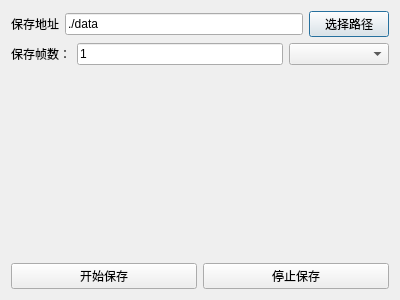
1500136508/AngstrongDemo, file AngstrongDemo/savedata.ui: the form before one commit.
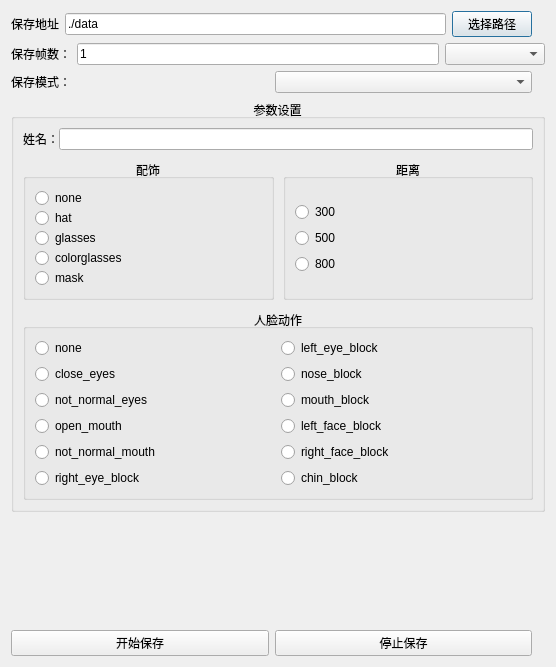
The form after the commit.

Diff of the .ui file:
```diff
--- a/AngstrongDemo/savedata.ui
+++ b/AngstrongDemo/savedata.ui
@@ -6,14 +6,14 @@
    <rect>
     <x>0</x>
     <y>0</y>
-    <width>400</width>
-    <height>300</height>
+    <width>556</width>
+    <height>667</height>
    </rect>
   </property>
   <property name="windowTitle">
    <string>Dialog</string>
   </property>
-  <layout class="QGridLayout" name="gridLayout">
+  <layout class="QGridLayout" name="gridLayout_6">
    <item row="0" column="0">
     <layout class="QHBoxLayout" name="horizontalLayout">
      <item>
@@ -39,25 +39,7 @@
      </item>
     </layout>
    </item>
-   <item row="3" column="0">
-    <layout class="QHBoxLayout" name="horizontalLayout_3">
-     <item>
-      <widget class="QPushButton" name="m_btn_start">
-       <property name="text">
-        <string>开始保存</string>
-       </property>
-      </widget>
-     </item>
-     <item>
-      <widget class="QPushButton" name="m_btn_stop">
-       <property name="text">
-        <string>停止保存</string>
-       </property>
-      </widget>
-     </item>
-    </layout>
-   </item>
-   <item row="1" column="0">
+   <item row="1" column="0" colspan="2">
     <layout class="QHBoxLayout" name="horizontalLayout_2">
      <item>
       <widget class="QLabel" name="label_3">
@@ -92,12 +74,307 @@
     </layout>
    </item>
    <item row="2" column="0">
+    <layout class="QGridLayout" name="gridLayout_5">
+     <item row="0" column="0">
+      <widget class="QLabel" name="m_label_save_mode_title">
+       <property name="text">
+        <string>保存模式：</string>
+       </property>
+      </widget>
+     </item>
+     <item row="0" column="1">
+      <widget class="QComboBox" name="m_combo_save_mode"/>
+     </item>
+    </layout>
+   </item>
+   <item row="3" column="0" colspan="2">
+    <widget class="QGroupBox" name="m_groupBox_parameter">
+     <property name="title">
+      <string>参数设置</string>
+     </property>
+     <property name="alignment">
+      <set>Qt::AlignCenter</set>
+     </property>
+     <layout class="QGridLayout" name="gridLayout" rowstretch="0" columnstretch="0" rowminimumheight="0">
+      <property name="leftMargin">
+       <number>9</number>
+      </property>
+      <property name="topMargin">
+       <number>9</number>
+      </property>
+      <property name="rightMargin">
+       <number>9</number>
+      </property>
+      <property name="bottomMargin">
+       <number>9</number>
+      </property>
+      <property name="spacing">
+       <number>9</number>
+      </property>
+      <item row="0" column="0">
+       <layout class="QVBoxLayout" name="verticalLayout_5">
+        <item>
+         <layout class="QHBoxLayout" name="horizontalLayout_5">
+          <property name="spacing">
+           <number>0</number>
+          </property>
+          <property name="sizeConstraint">
+           <enum>QLayout::SetDefaultConstraint</enum>
+          </property>
+          <item>
+           <widget class="QLabel" name="m_lab_name_title">
+            <property name="text">
+             <string>姓名：</string>
+            </property>
+           </widget>
+          </item>
+          <item>
+           <widget class="QLineEdit" name="m_lineEdit_name"/>
+          </item>
+         </layout>
+        </item>
+        <item>
+         <layout class="QHBoxLayout" name="horizontalLayout_6">
+          <item>
+           <widget class="QGroupBox" name="m_groupBox_accessory">
+            <property name="title">
+             <string>配饰</string>
+            </property>
+            <property name="alignment">
+             <set>Qt::AlignCenter</set>
+            </property>
+            <layout class="QGridLayout" name="gridLayout_4">
+             <item row="0" column="0">
+              <layout class="QVBoxLayout" name="verticalLayout_3">
+               <property name="spacing">
+                <number>0</number>
+               </property>
+               <item>
+                <widget class="QRadioButton" name="m_rbtn_acc_none">
+                 <property name="text">
+                  <string>none</string>
+                 </property>
+                </widget>
+               </item>
+               <item>
+                <widget class="QRadioButton" name="m_rbtn_acc_hat">
+                 <property name="text">
+                  <string>hat</string>
+                 </property>
+                </widget>
+               </item>
+               <item>
+                <widget class="QRadioButton" name="m_rbtn_acc_glasses">
+                 <property name="text">
+                  <string>glasses</string>
+                 </property>
+                </widget>
+               </item>
+               <item>
+                <widget class="QRadioButton" name="m_rbtn_acc_colorglasses">
+                 <property name="text">
+                  <string>colorglasses</string>
+                 </property>
+                </widget>
+               </item>
+               <item>
+                <widget class="QRadioButton" name="m_rbtn_acc_mask">
+                 <property name="text">
+                  <string>mask </string>
+                 </property>
+                </widget>
+               </item>
+              </layout>
+             </item>
+            </layout>
+           </widget>
+          </item>
+          <item>
+           <widget class="QGroupBox" name="m_groupBox_distance">
+            <property name="title">
+             <string>距离</string>
+            </property>
+            <property name="alignment">
+             <set>Qt::AlignCenter</set>
+            </property>
+            <layout class="QGridLayout" name="gridLayout_2">
+             <item row="0" column="0">
+              <layout class="QVBoxLayout" name="verticalLayout_4">
+               <property name="sizeConstraint">
+                <enum>QLayout::SetFixedSize</enum>
+               </property>
+               <item>
+                <widget class="QRadioButton" name="m_rbtn_distance_300">
+                 <property name="text">
+                  <string>300</string>
+                 </property>
+                </widget>
+               </item>
+               <item>
+                <widget class="QRadioButton" name="m_rbtn_distance_500">
+                 <property name="text">
+                  <string>500</string>
+                 </property>
+                </widget>
+               </item>
+               <item>
+                <widget class="QRadioButton" name="m_rbtn_distance_800">
+                 <property name="text">
+                  <string>800</string>
+                 </property>
+                </widget>
+               </item>
+              </layout>
+             </item>
+            </layout>
+           </widget>
+          </item>
+         </layout>
+        </item>
+        <item>
+         <widget class="QGroupBox" name="m_groupBox_face_action">
+          <property name="title">
+           <string>人脸动作</string>
+          </property>
+          <property name="alignment">
+           <set>Qt::AlignCenter</set>
+          </property>
+          <layout class="QGridLayout" name="gridLayout_3">
+           <item row="0" column="0">
+            <layout class="QHBoxLayout" name="horizontalLayout_4">
+             <property name="sizeConstraint">
+              <enum>QLayout::SetFixedSize</enum>
+             </property>
+             <item>
+              <layout class="QVBoxLayout" name="verticalLayout_2">
+               <item>
+                <widget class="QRadioButton" name="m_rbtn_face_action_none">
+                 <property name="text">
+                  <string>none</string>
+                 </property>
+                </widget>
+               </item>
+               <item>
+                <widget class="QRadioButton" name="m_rbtn_face_action_close_eyes">
+                 <property name="text">
+                  <string>close_eyes</string>
+                 </property>
+                </widget>
+               </item>
+               <item>
+                <widget class="QRadioButton" name="m_rbtn_face_action_not_normal_eyes">
+                 <property name="text">
+                  <string>not_normal_eyes</string>
+                 </property>
+                </widget>
+               </item>
+               <item>
+                <widget class="QRadioButton" name="m_rbtn_face_action_open_mouth">
+                 <property name="text">
+                  <string>open_mouth</string>
+                 </property>
+                </widget>
+               </item>
+               <item>
+                <widget class="QRadioButton" name="m_rbtn_face_action_not_normal_mouth">
+                 <property name="text">
+                  <string>not_normal_mouth</string>
+                 </property>
+                </widget>
+               </item>
+               <item>
+                <widget class="QRadioButton" name="m_rbtn_face_action_right_eye_block">
+                 <property name="text">
+                  <string>right_eye_block</string>
+                 </property>
+                </widget>
+               </item>
+              </layout>
+             </item>
+             <item>
+              <layout class="QVBoxLayout" name="verticalLayout">
+               <item>
+                <widget class="QRadioButton" name="m_rbtn_face_action_left_eye_block">
+                 <property name="text">
+                  <string>left_eye_block</string>
+                 </property>
+                </widget>
+               </item>
+               <item>
+                <widget class="QRadioButton" name="m_rbtn_face_action_nose_block">
+                 <property name="text">
+                  <string>nose_block</string>
+                 </property>
+                </widget>
+               </item>
+               <item>
+                <widget class="QRadioButton" name="m_rbtn_face_action_mouth_block">
+                 <property name="text">
+                  <string>mouth_block</string>
+                 </property>
+                </widget>
+               </item>
+               <item>
+                <widget class="QRadioButton" name="m_rbtn_face_action_left_face_block">
+                 <property name="text">
+                  <string>left_face_block</string>
+                 </property>
+                </widget>
+               </item>
+               <item>
+                <widget class="QRadioButton" name="m_rbtn_face_action_right_face_block">
+                 <property name="text">
+                  <string>right_face_block</string>
+                 </property>
+                </widget>
+               </item>
+               <item>
+                <widget class="QRadioButton" name="m_rbtn_face_action_chin_block">
+                 <property name="text">
+                  <string>chin_block</string>
+                 </property>
+                </widget>
+               </item>
+              </layout>
+             </item>
+            </layout>
+           </item>
+          </layout>
+         </widget>
+        </item>
+       </layout>
+      </item>
+     </layout>
+    </widget>
+   </item>
+   <item row="4" column="1">
     <widget class="QLabel" name="m_lab_display_status">
      <property name="text">
       <string/>
      </property>
+     <property name="alignment">
+      <set>Qt::AlignCenter</set>
+     </property>
     </widget>
    </item>
+   <item row="5" column="0">
+    <layout class="QHBoxLayout" name="horizontalLayout_3">
+     <item>
+      <widget class="QPushButton" name="m_btn_start">
+       <property name="text">
+        <string>开始保存</string>
+       </property>
+      </widget>
+     </item>
+     <item>
+      <widget class="QPushButton" name="m_btn_stop">
+       <property name="text">
+        <string>停止保存</string>
+       </property>
+      </widget>
+     </item>
+    </layout>
+   </item>
   </layout>
  </widget>
  <resources/>
```
Left out of the diff: 2 changed lines with no effect on the pictures.
